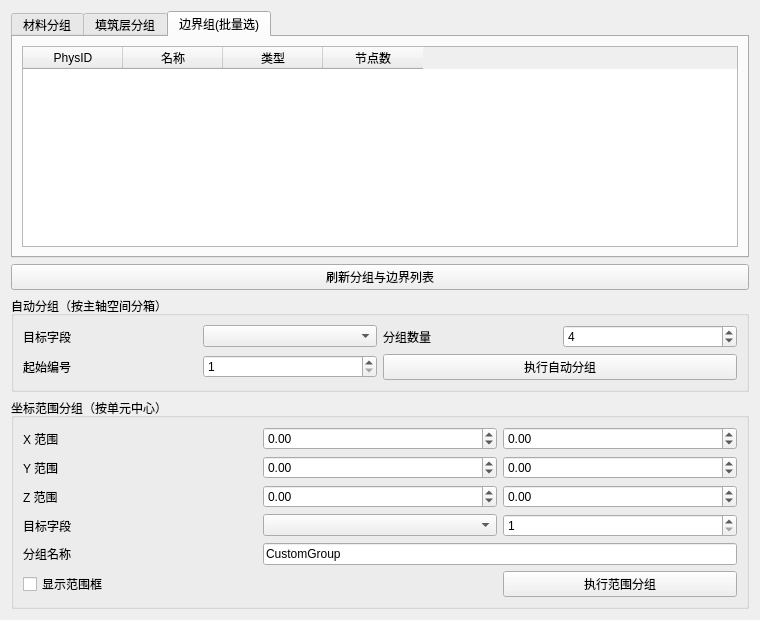
asd977/base_cae, file plugins/Base_Mesh/MeshGroupingWidget.ui: the form before one commit.
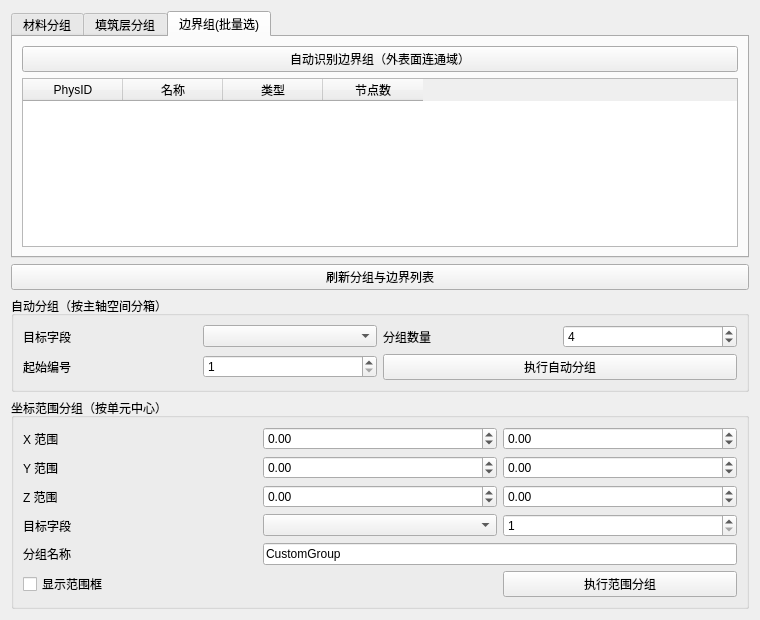
The form after the commit. The open tabs and pages were chosen to show the change.

Commit message: MeshGroupingWidget新增手动边界识别按钮并改为连通域分组

What changed in the file:
```diff
--- a/plugins/Base_Mesh/MeshGroupingWidget.ui
+++ b/plugins/Base_Mesh/MeshGroupingWidget.ui
@@ -73,6 +73,13 @@
        <string>边界组(批量选)</string>
       </attribute>
       <layout class="QVBoxLayout" name="verticalLayout_4">
+       <item>
+        <widget class="QPushButton" name="btnAutoBoundaryGrouping">
+         <property name="text">
+          <string>自动识别边界组（外表面连通域）</string>
+         </property>
+        </widget>
+       </item>
        <item>
         <widget class="QTableWidget" name="tblBoundaryGroups">
          <column>
```
The commit also changes 2 other files.
